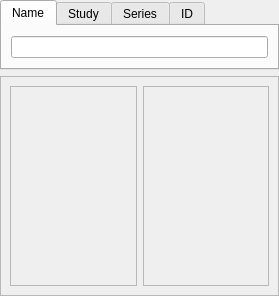
Before: the Qt Designer form Libs/DICOM/Widgets/Resources/UI/ctkDICOMQueryWidget.ui in commontk/CTK, drawn with Qt 5.
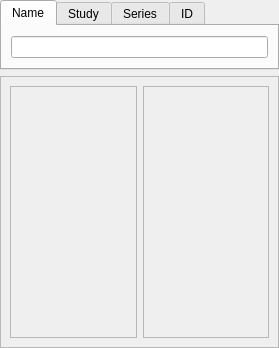
After: the same form once the commit is applied. Custom widgets are drawn as their Qt base class.

The edit to the form file:
```diff
--- a/Libs/DICOM/Widgets/Resources/UI/ctkDICOMQueryWidget.ui
+++ b/Libs/DICOM/Widgets/Resources/UI/ctkDICOMQueryWidget.ui
@@ -7,7 +7,7 @@
     <x>0</x>
     <y>0</y>
     <width>279</width>
-    <height>296</height>
+    <height>348</height>
    </rect>
   </property>
   <property name="windowTitle">
```
